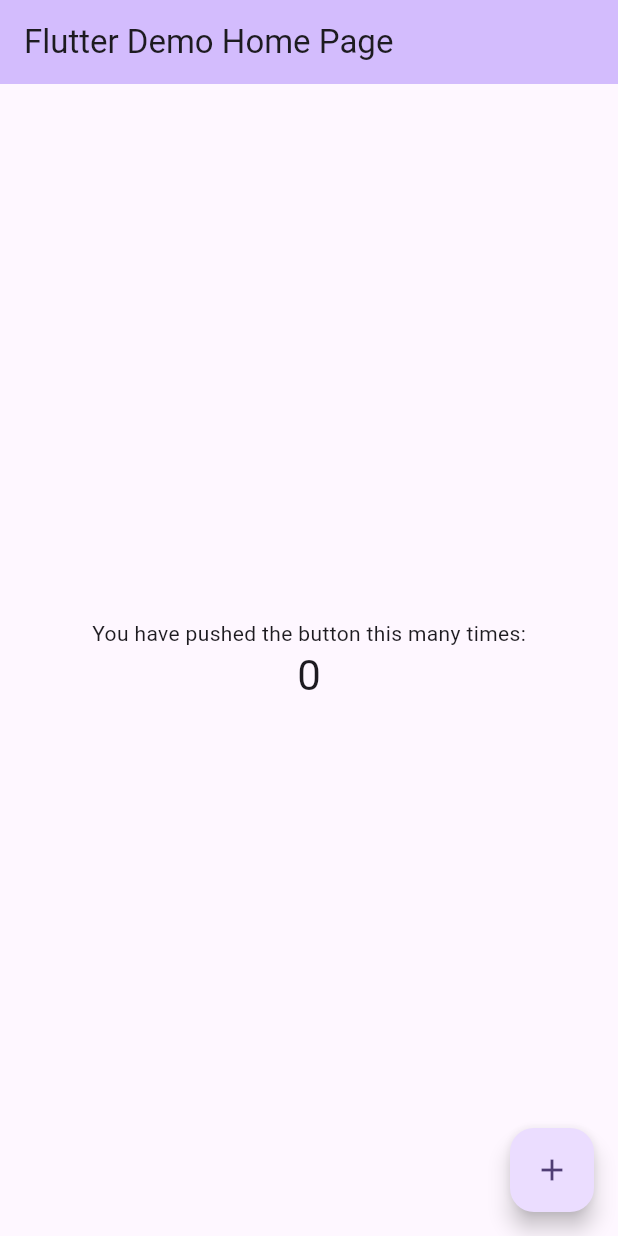
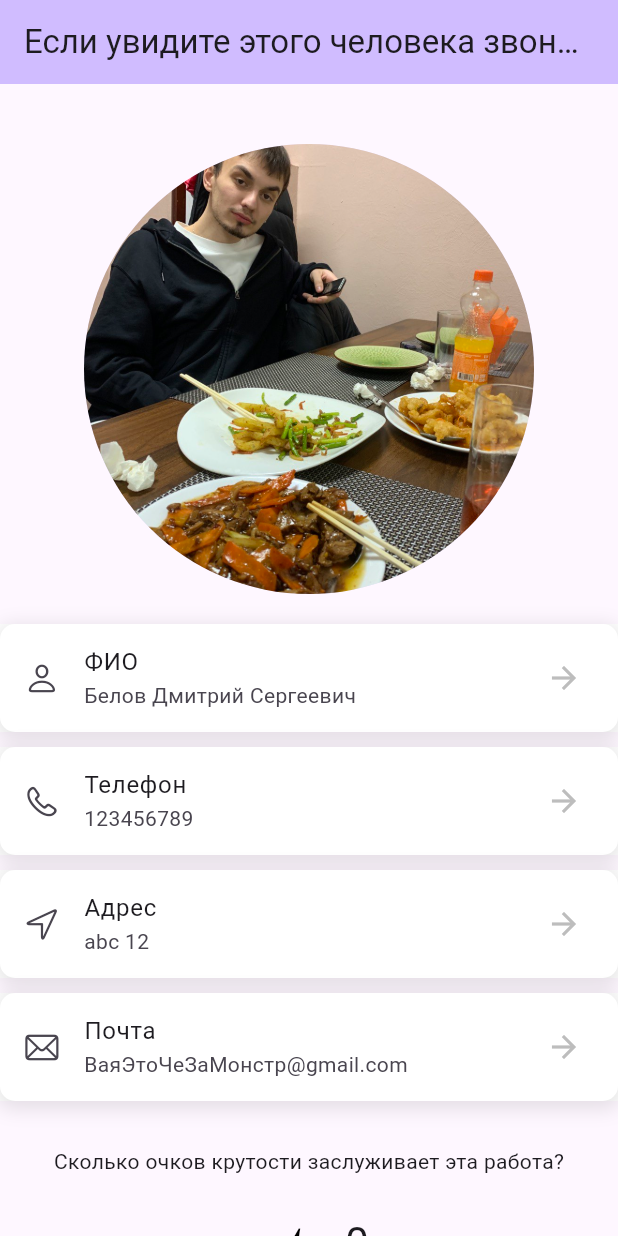
Before and after one commit to yonyouyon/belov_dmitry_sergeevich, a Flutter app: the screen it shows after launch, on a phone screen of 412 x 824 dp. Run offline on Flutter 3.47's test engine with Material 3 defaults, Android fonts, the phone set to English and light mode, and no system bars.

Commit message:
dz3 commit

```diff
--- a/lib/main.dart
+++ b/lib/main.dart
@@ -1,125 +1,133 @@
+import 'dart:math';
+import 'package:flutter/cupertino.dart';
 import 'package:flutter/material.dart';
+import 'package:flutter/services.dart';
 
 void main() {
+  SystemChrome.setSystemUIOverlayStyle(const SystemUiOverlayStyle(
+      statusBarColor: Colors.transparent,
+      statusBarIconBrightness: Brightness.dark
+  ));
   runApp(const MyApp());
 }
 
 class MyApp extends StatelessWidget {
   const MyApp({super.key});
 
-  // This widget is the root of your application.
   @override
   Widget build(BuildContext context) {
     return MaterialApp(
+      debugShowCheckedModeBanner: false,
       title: 'Flutter Demo',
       theme: ThemeData(
-        // This is the theme of your application.
-        //
-        // TRY THIS: Try running your application with "flutter run". You'll see
-        // the application has a purple toolbar. Then, without quitting the app,
-        // try changing the seedColor in the colorScheme below to Colors.green
-        // and then invoke "hot reload" (save your changes or press the "hot
-        // reload" button in a Flutter-supported IDE, or press "r" if you used
-        // the command line to start the app).
-        //
-        // Notice that the counter didn't reset back to zero; the application
-        // state is not lost during the reload. To reset the state, use hot
-        // restart instead.
-        //
-        // This works for code too, not just values: Most code changes can be
-        // tested with just a hot reload.
-        colorScheme: ColorScheme.fromSeed(seedColor: Colors.deepPurple),
-        useMaterial3: true,
+        primarySwatch: Colors.indigo
       ),
-      home: const MyHomePage(title: 'Flutter Demo Home Page'),
+      home: const Profile(title: 'Если увидите этого человека звоните 911',),
     );
   }
 }
 
-class MyHomePage extends StatefulWidget {
-  const MyHomePage({super.key, required this.title});
-
-  // This widget is the home page of your application. It is stateful, meaning
-  // that it has a State object (defined below) that contains fields that affect
-  // how it looks.
-
-  // This class is the configuration for the state. It holds the values (in this
-  // case the title) provided by the parent (in this case the App widget) and
-  // used by the build method of the State. Fields in a Widget subclass are
-  // always marked "final".
+class Profile extends StatefulWidget {
+  const Profile({super.key, required this.title});
 
   final String title;
 
   @override
-  State<MyHomePage> createState() => _MyHomePageState();
+  State<Profile> createState() => _ProfileState();
 }
 
-class _MyHomePageState extends State<MyHomePage> {
-  int _counter = 0;
+class _ProfileState extends State<Profile> {
+  int _randomNumber = 0;
 
-  void _incrementCounter() {
+  void _makeRandom() {
     setState(() {
-      // This call to setState tells the Flutter framework that something has
-      // changed in this State, which causes it to rerun the build method below
-      // so that the display can reflect the updated values. If we changed
-      // _counter without calling setState(), then the build method would not be
-      // called again, and so nothing would appear to happen.
-      _counter++;
+      _randomNumber = (Random().nextInt(999)+300).toInt();
     });
   }
 
   @override
   Widget build(BuildContext context) {
-    // This method is rerun every time setState is called, for instance as done
-    // by the _incrementCounter method above.
-    //
-    // The Flutter framework has been optimized to make rerunning build methods
-    // fast, so that you can just rebuild anything that needs updating rather
-    // than having to individually change instances of widgets.
     return Scaffold(
       appBar: AppBar(
-        // TRY THIS: Try changing the color here to a specific color (to
-        // Colors.amber, perhaps?) and trigger a hot reload to see the AppBar
-        // change color while the other colors stay the same.
+
         backgroundColor: Theme.of(context).colorScheme.inversePrimary,
-        // Here we take the value from the MyHomePage object that was created by
-        // the App.build method, and use it to set our appbar title.
+
         title: Text(widget.title),
       ),
       body: Center(
-        // Center is a layout widget. It takes a single child and positions it
-        // in the middle of the parent.
         child: Column(
-          // Column is also a layout widget. It takes a list of children and
-          // arranges them vertically. By default, it sizes itself to fit its
-          // children horizontally, and tries to be as tall as its parent.
-          //
-          // Column has various properties to control how it sizes itself and
-          // how it positions its children. Here we use mainAxisAlignment to
-          // center the children vertically; the main axis here is the vertical
-          // axis because Columns are vertical (the cross axis would be
-          // horizontal).
-          //
-          // TRY THIS: Invoke "debug painting" (choose the "Toggle Debug Paint"
-          // action in the IDE, or press "p" in the console), to see the
-          // wireframe for each widget.
           mainAxisAlignment: MainAxisAlignment.center,
           children: <Widget>[
+            const SizedBox(height: 40),
+            CircleAvatar(
+              radius: 150,
+              backgroundImage: AssetImage('assets/img/enjoyer.jpeg'),
+            ),
+            const SizedBox(height: 20),
+            itemProfile(
+                'ФИО', 'Белов Дмитрий Сергеевич',
+                CupertinoIcons.person),
+            const SizedBox(height: 10),
+            itemProfile(
+                'Телефон', '123456789',
+                CupertinoIcons.phone),
+            const SizedBox(height: 10),
+            itemProfile(
+                'Адрес', 'abc 12',
+                CupertinoIcons.location),
+            const SizedBox(height: 10),
+            itemProfile(''
+                'Почта', 'ВаяЭтоЧеЗаМонстр@gmail.com',
+                CupertinoIcons.mail),
+            const SizedBox(height: 30,),
             const Text(
-              'You have pushed the button this many times:',
+              'Сколько очков крутости заслуживает эта работа?',
             ),
-            Text(
-              '$_counter',
-              style: Theme.of(context).textTheme.headlineMedium,
+            const SizedBox(height: 20,),
+            Row(
+              mainAxisAlignment: MainAxisAlignment.center,
+              children: [
+                TextButton(
+                    onPressed: _makeRandom,
+                    child: const Icon(
+                      Icons.bolt,
+                      color: Colors.black,
+                      size: 24.0,
+                      semanticLabel: 'skibidi',
+                    ),
+                ),
+                Text(
+                  '$_randomNumber',
+                  style: Theme.of(context).textTheme.headlineMedium,
+                ),
+              ],
             ),
           ],
         ),
       ),
-      floatingActionButton: FloatingActionButton(
-        onPressed: _incrementCounter,
-        tooltip: 'Increment',
-        child: const Icon(Icons.add),
-      ), // This trailing comma makes auto-formatting nicer for build methods.
+    );
+  }
+  itemProfile(String title, String subtitle, IconData iconData) {
+    return Container(
+      decoration: BoxDecoration(
+          color: Colors.white,
+          borderRadius: BorderRadius.circular(10),
+          boxShadow: [
+            BoxShadow(
+                offset: Offset(0, 3),
+                color: Colors.black12.withOpacity(.1),
+                spreadRadius: 2,
+                blurRadius: 10
+            )
+          ],
+      ),
+      child: ListTile(
+        title: Text(title),
+        subtitle: Text(subtitle),
+        leading: Icon(iconData),
+        trailing: Icon(Icons.arrow_forward, color: Colors.grey.shade400),
+        tileColor: Colors.white,
+      ),
     );
   }
 }
--- a/pubspec.yaml
+++ b/pubspec.yaml
@@ -59,9 +59,8 @@ flutter:
   uses-material-design: true
 
   # To add assets to your application, add an assets section, like this:
-  # assets:
-  #   - images/a_dot_burr.jpeg
-  #   - images/a_dot_ham.jpeg
+  assets:
+   - assets/img/
 
   # An image asset can refer to one or more resolution-specific "variants", see
   # https://flutter.dev/assets-and-images/#resolution-aware
```
Also changed, not shown: assets/img/enjoyer.jpeg (added).
